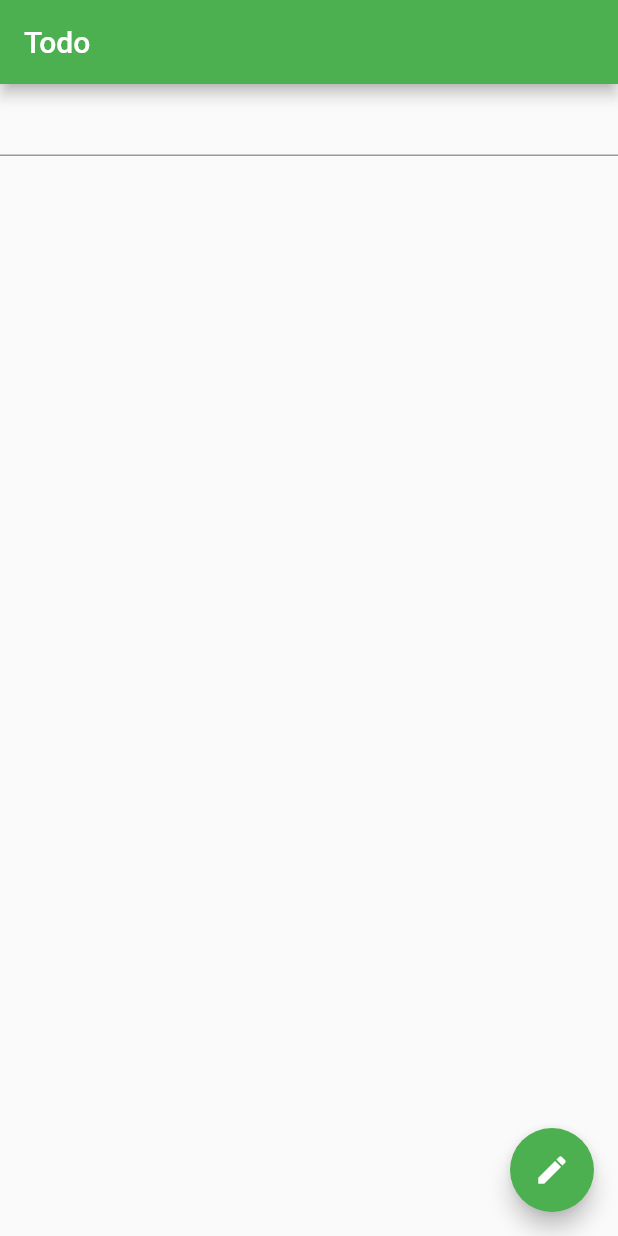
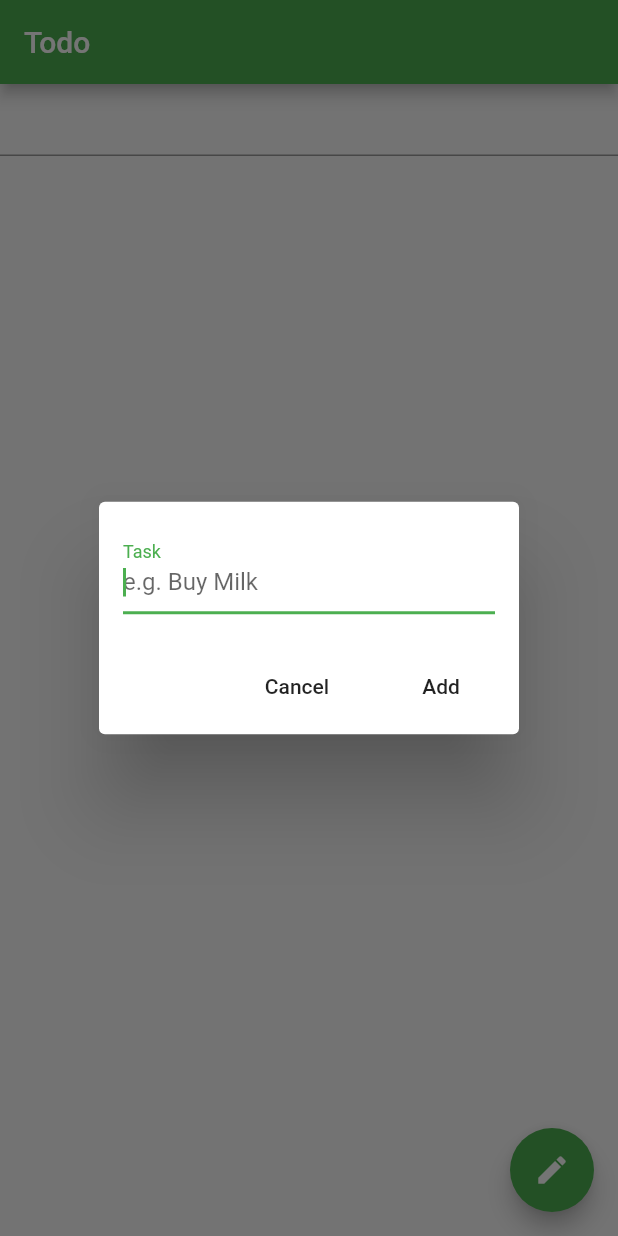
Before and after one commit to alexdotsh/flutter-todo, a Flutter app: the screen it shows after launch, after a tap on the "edit" icon, on a phone screen of 412 x 824 dp. Run offline on Flutter 3.47's test engine with Material 2 defaults, Android fonts, the phone set to English and light mode, and no system bars.

Commit message:
WIP dialog box to add task

```diff
--- a/lib/main.dart
+++ b/lib/main.dart
@@ -21,15 +21,6 @@ class MyApp extends StatelessWidget {
 class MyHomePage extends StatefulWidget {
   MyHomePage({Key key, this.title}) : super(key: key);
 
-  // This widget is the home page of your application. It is stateful, meaning
-  // that it has a State object (defined below) that contains fields that affect
-  // how it looks.
-
-  // This class is the configuration for the state. It holds the values (in this
-  // case the title) provided by the parent (in this case the App widget) and
-  // used by the build method of the State. Fields in a Widget subclass are
-  // always marked "final".
-
   final String title;
 
   @override
@@ -39,18 +30,63 @@ class MyHomePage extends StatefulWidget {
 class _MyHomePageState extends State<MyHomePage> {
   List<String> items = [];
   final textController = TextEditingController();
-  int _counter = 0;
 
-  void _incrementCounter() {
-    setState(() {
-      _counter++;
-    });
+  _showDialog() {
+    showDialog(
+      context: context,
+      child: AlertDialog(
+        contentPadding: const EdgeInsets.all(16.0),
+        content: Row(
+          children: <Widget>[
+            Expanded(
+              child: TextField(
+                controller: textController,
+                onSubmitted: (String text) {
+                  items.add(text);
+                  textController.clear();
+                  setState(() {});
+                },
+                autofocus: true,
+                decoration: InputDecoration(
+                  labelText: 'Task', hintText: 'e.g. Buy Milk'
+                ),
+              )
+            ),
+          ],
+        ),
+        actions: <Widget>[
+          FlatButton(
+            child: Text('Cancel'),
+            onPressed: () {
+              Navigator.pop(context);
+            },
+          ),
+          FlatButton(
+            child: Text('Add'),
+            onPressed: () {
+              Navigator.pop(context);
+            },
+          )
+        ],
+      )
+    );
+  }
 
-    @override
-    void dispose() {
-      textController.dispose();
-      super.dispose();
-    }
+  _addTask() {
+    TextField(
+      controller: textController,
+      onSubmitted: (text) {
+        items.add(text);
+        textController.clear();
+        setState(() {});
+      },
+    );
+  }
+
+  @override
+  void dispose() {
+    textController.dispose();
+    super.dispose();
   }
 
   @override
@@ -83,8 +119,8 @@ class _MyHomePageState extends State<MyHomePage> {
         ),
       ),
       floatingActionButton: FloatingActionButton(
-        onPressed: _incrementCounter,
-        tooltip: 'Increment',
+        onPressed: _showDialog,
+        tooltip: 'Add todo',
         child: Icon(Icons.edit),
       ),
     );
```
